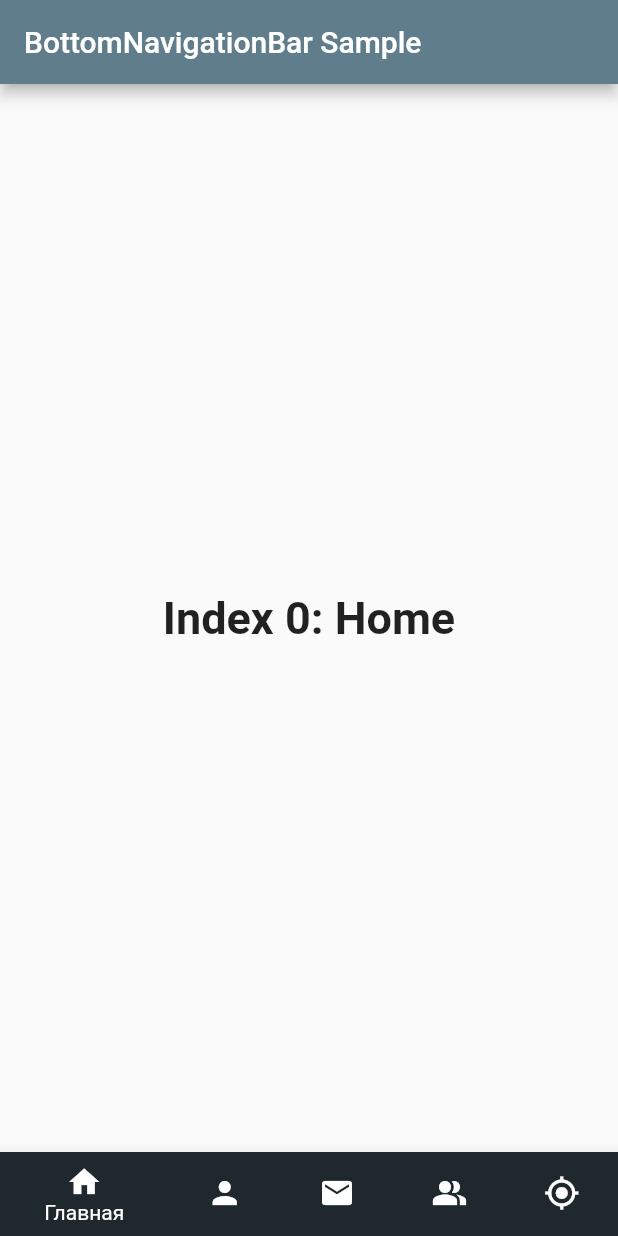
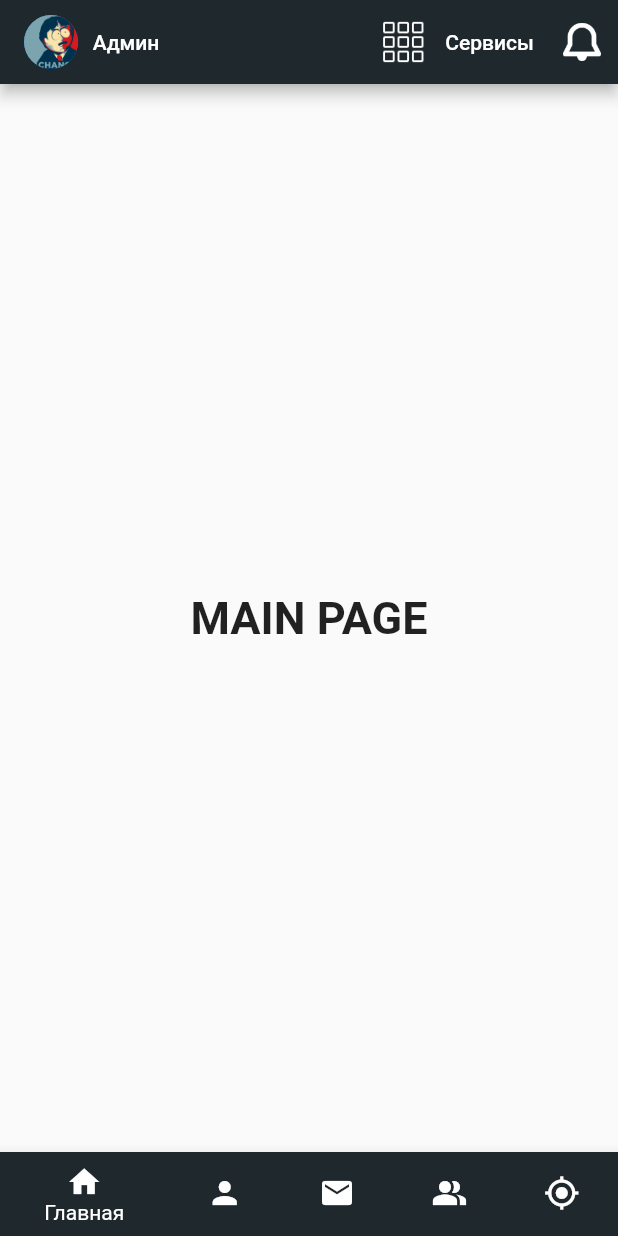
Before and after one commit to Sdoerty/katka_flutter, a Flutter app: the screen it shows after launch, on a phone screen of 412 x 824 dp. Run offline on Flutter 3.47's test engine with Material 2 defaults, Android fonts, the phone set to English and light mode, and no system bars.

Commit message:
appBar design

```diff
--- a/lib/pages/profile.dart
+++ b/lib/pages/profile.dart
@@ -1,4 +1,5 @@
 import 'package:flutter/material.dart';
+import 'package:flutter/rendering.dart';
 
 class Profile extends StatefulWidget {
   const Profile({Key? key}) : super(key: key);
@@ -13,15 +14,23 @@ class _ProfileState extends State<Profile> {
       TextStyle(fontSize: 30, fontWeight: FontWeight.bold);
   static const List<Widget> _widgetOptions = <Widget>[
     Text(
-      'Index 0: Home',
+      'MAIN PAGE',
       style: optionStyle,
     ),
     Text(
-      'Index 1: Business',
+      'PROFILE',
       style: optionStyle,
     ),
     Text(
-      'Index 2: School',
+      'MESSENGER',
+      style: optionStyle,
+    ),
+    Text(
+      'PEOPLES',
+      style: optionStyle,
+    ),
+    Text(
+      'MAPS',
       style: optionStyle,
     ),
   ];
@@ -36,7 +45,38 @@ class _ProfileState extends State<Profile> {
   Widget build(BuildContext context) {
     return Scaffold(
       appBar: AppBar(
-        title: const Text('BottomNavigationBar Sample'),
+        title: Container(
+          child: Row(
+            children: [
+              CircleAvatar(
+                backgroundImage: AssetImage('assets/admin.png'),
+                radius: 18.0,
+              ),
+              TextButton(
+                  onPressed: () {},
+                  child: Text(
+                    'Админ',
+                    style: TextStyle(color: Colors.white),
+                  )),
+            ],
+          ),
+        ),
+        backgroundColor: Color(0xff1f282d),
+        actions: [
+          TextButton.icon(
+              onPressed: () {},
+              icon: Transform.scale(
+                  scale: 0.8, child: Image.asset('assets/services.png')),
+              label: Text(
+                'Сервисы',
+                style: TextStyle(color: Colors.white),
+              )),
+          Transform.scale(
+            scale: 0.8,
+            child: IconButton(
+                onPressed: () {}, icon: Image.asset('assets/nav-bell.png')),
+          )
+        ],
       ),
       body: Center(
         child: _widgetOptions.elementAt(_selectedIndex),
@@ -58,7 +98,6 @@ class _ProfileState extends State<Profile> {
             label: 'Чат',
             backgroundColor: Color(0xff1f282d),
           ),
-
           BottomNavigationBarItem(
             icon: Icon(Icons.people_alt),
             label: 'Люди',
@@ -69,8 +108,6 @@ class _ProfileState extends State<Profile> {
             label: 'Карты',
             backgroundColor: Color(0xff1f282d),
           ),
-
-
         ],
         currentIndex: _selectedIndex,
         selectedItemColor: Colors.white,
```
Also changed, not shown: pubspec.yaml (+4 -3 lines), assets/admin.png (added), assets/nav-bell.png (added), assets/services.png (added).
